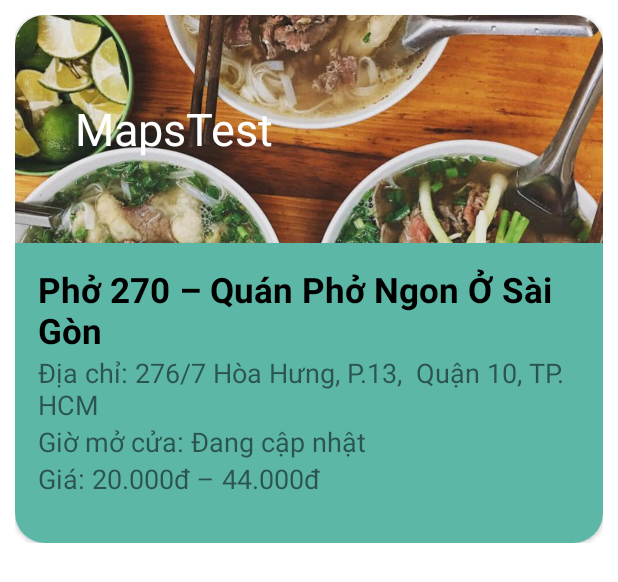
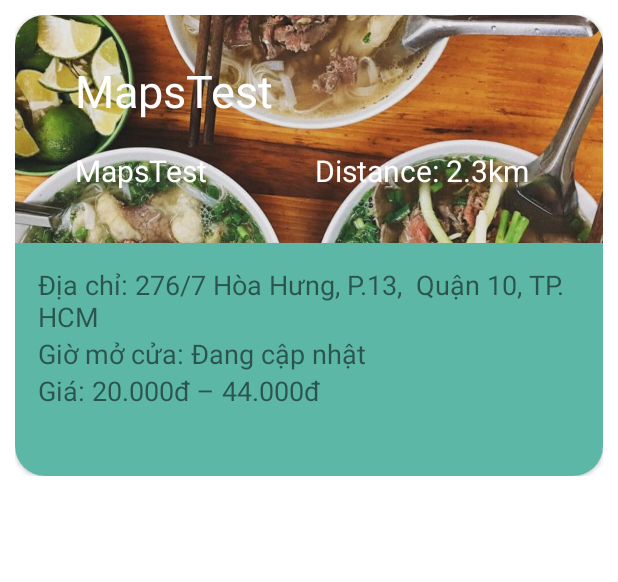
Before and after one commit to quoccuongpresent244/Food-ing, an Android app: the layout item.xml on its own in the app's theme, with its tools: preview values and no code run, on a phone screen of 412 x 824 dp. Shown: the top 582 px of the screen. Run offline under Robolectric (Android 15) with nearby library versions, the phone set to English and light mode, and no system bars.

Commit message:
"add list info"

```diff
--- a/FINAL PROJECT/app/src/main/java/com/example/mapstest/Adapter.java
+++ b/FINAL PROJECT/app/src/main/java/com/example/mapstest/Adapter.java
@@ -45,11 +45,14 @@ public class Adapter extends RecyclerView.Adapter<Adapter.MyViewHolder>{
             }
         });
 
-       // holder.titleText.setText(data.get(position).getName());
-
-
-
-
+        holder.titleText.setText(data.get(position).getName());
+        holder.addressText.setText(data.get(position).getVicinity());
+        holder.hourText.setText(
+                    (!data.get(position).getOpen_now().equals("false"))?
+                            "OPEN" : "CLOSE"
+                );
+        holder.userRatingText.setText(data.get(position).getUser_ratings_total());
+        holder.ratingText.setText(data.get(position).getRating());
     }
 
     @Override
@@ -64,7 +67,7 @@ public class Adapter extends RecyclerView.Adapter<Adapter.MyViewHolder>{
         private LinearLayout expandableView;
         private FrameLayout title;
         private LinearLayout layout;
-        private TextView titleText;
+        private TextView titleText, addressText, hourText, userRatingText, ratingText, distanceText;
 
         public MyViewHolder(View itemView) {
             super(itemView);
@@ -74,7 +77,10 @@ public class Adapter extends RecyclerView.Adapter<Adapter.MyViewHolder>{
             layout.getLayoutTransition().enableTransitionType(LayoutTransition.CHANGING);
 
             titleText = itemView.findViewById(R.id.title_text);
-
+            addressText = itemView.findViewById(R.id.address);
+            hourText = itemView.findViewById(R.id.hour_open);
+            userRatingText = itemView.findViewById(R.id.user_rating);
+            ratingText = itemView.findViewById(R.id.rating);
         }
     }
 }
--- a/FINAL PROJECT/app/src/main/res/layout/item.xml
+++ b/FINAL PROJECT/app/src/main/res/layout/item.xml
@@ -44,47 +44,60 @@
                     android:id="@+id/title_text"
                     android:layout_width="wrap_content"
                     android:layout_height="wrap_content"
-                    android:layout_gravity="center_vertical"
+                    android:layout_marginTop="30dp"
                     android:layout_marginStart="40dp"
                     android:text="@string/app_name"
                     android:textColor="@color/white"
                     android:textSize="30dp" />
+                <TextView
+                    android:id="@+id/rating"
+                    android:layout_width="wrap_content"
+                    android:layout_height="wrap_content"
+                    android:layout_marginTop="90dp"
+                    android:layout_marginStart="40dp"
+                    android:text="@string/app_name"
+                    android:textColor="@color/white"
+                    android:textSize="20dp" />
+                <TextView
+                    android:id="@+id/distance"
+                    android:layout_width="wrap_content"
+                    android:layout_height="wrap_content"
+                    android:layout_marginTop="90dp"
+                    android:layout_marginStart="200dp"
+                    android:text="Distance: 2.3km"
+                    android:textColor="@color/white"
+                    android:textSize="20dp" />
             </FrameLayout>
 
             <LinearLayout
                 android:id="@+id/expandable_view"
                 android:layout_width="match_parent"
-                android:layout_height="200dp"
+                android:layout_height="155dp"
                 android:animateLayoutChanges="true"
                 android:background="@color/secondary_dark"
                 android:orientation="vertical"
                 android:padding="15dp">
+
                 <TextView
-                    android:id="@+id/textView4"
-                    android:layout_width="wrap_content"
-                    android:layout_height="wrap_content"
-                    android:text="Phở 270 – Quán Phở Ngon Ở Sài Gòn"
-                    android:textColor="@color/black"
-                    android:textSize="23dp"
-                    android:textStyle="bold"/>
-                <TextView
-                    android:id="@+id/textView5"
+                    android:id="@+id/address"
                     android:layout_width="wrap_content"
                     android:layout_height="wrap_content"
                     android:text="Địa chỉ: 276/7 Hòa Hưng, P.13,  Quận 10, TP. HCM"
-                    android:textSize="18dp"/>
+                    android:textSize="18dp" />
+
                 <TextView
-                    android:id="@+id/textView6"
+                    android:id="@+id/hour_open"
                     android:layout_width="wrap_content"
                     android:layout_height="wrap_content"
                     android:text="Giờ mở cửa: Đang cập nhật"
-                    android:textSize="18dp"/>
+                    android:textSize="18dp" />
+
                 <TextView
-                    android:id="@+id/textView7"
+                    android:id="@+id/user_rating"
                     android:layout_width="wrap_content"
                     android:layout_height="wrap_content"
                     android:text="Giá: 20.000đ – 44.000đ"
-                    android:textSize="18dp"/>
+                    android:textSize="18dp" />
 
             </LinearLayout>
 
```
